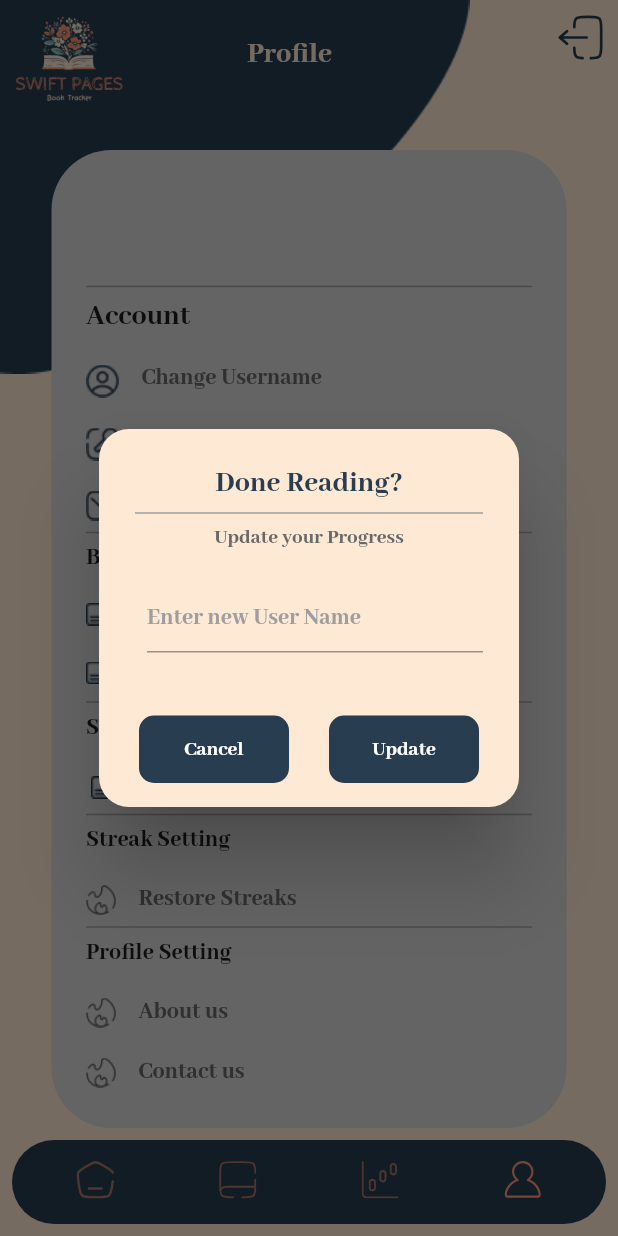
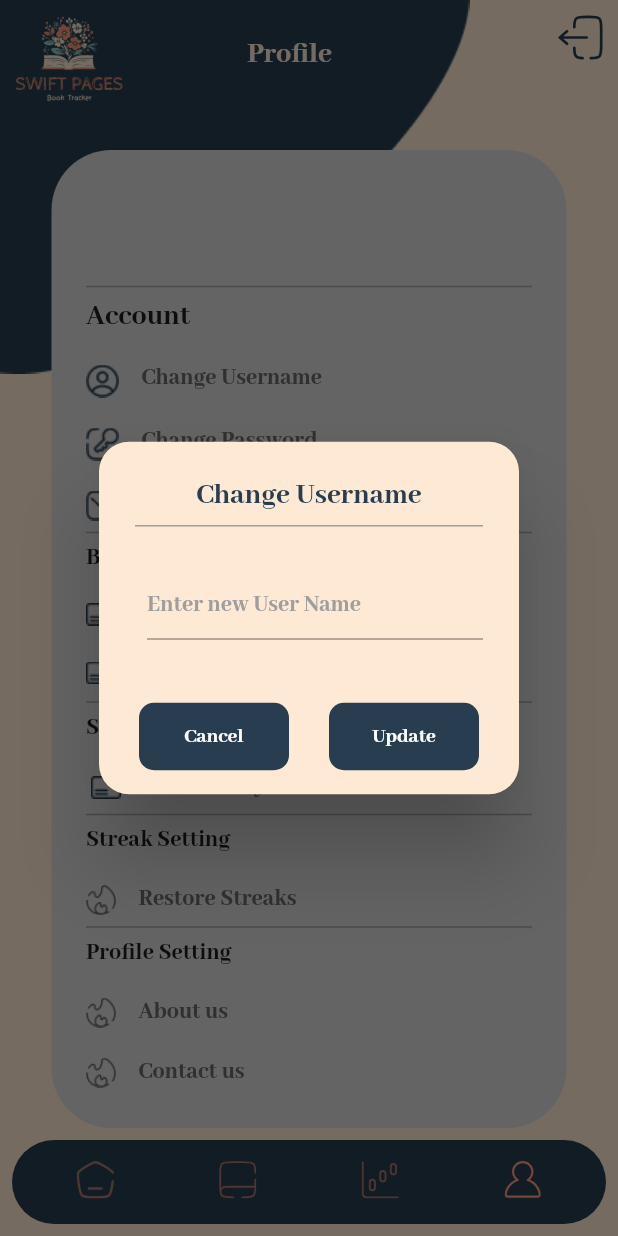
Before and after one commit to puzanadhikari/SwiftPages, a Flutter app: the MainPage screen opened directly, item 4 of the bottom bar chosen, after a tap on "Change Username", on a phone screen of 412 x 824 dp. Run offline on Flutter 3.47's test engine with Material 2 defaults, Android fonts, the phone set to English and light mode, and no system bars; drawn by our look-alikes of floating_bottom_navigation_bar; our stand-ins replace cached_network_image, carousel_slider, cloud_firestore, dots_indicator, firebase_auth, firebase_core and 11 more; missing offline and left inert: tutorial_coach_mark; accounts and stored records are empty; network calls fail.

Commit message:
minor changes

```diff
--- a/lib/ui/mainPage.dart
+++ b/lib/ui/mainPage.dart
@@ -7,6 +7,7 @@ import 'package:floating_bottom_navigation_bar/floating_bottom_navigation_bar.da
 import 'package:flutter/material.dart';
 import 'package:flutter_rating_bar/flutter_rating_bar.dart';
 import 'package:flutter_svg/svg.dart';
+import 'package:fluttertoast/fluttertoast.dart';
 import 'package:swiftpages/ui/homePage.dart';
 import 'package:swiftpages/ui/myBooks.dart';
 import 'package:swiftpages/ui/profilePage.dart';
@@ -112,11 +113,31 @@ class _MainPageState extends State<MainPage> {
           duration: Duration(milliseconds: 500), curve: Curves.easeInOut);
     });
   }
-
+  DateTime? currentBackPressTime;
 
   @override
   Widget build(BuildContext context) {
-    return Scaffold(
+    return WillPopScope(
+      onWillPop: () async {
+        final now = DateTime.now();
+        if (currentBackPressTime == null ||
+            now.difference(currentBackPressTime!) > Duration(seconds: 2)) {
+          currentBackPressTime = now;
+          Fluttertoast.showToast(msg: 'Press back again to exit',backgroundColor: Color(0xFFFF997A),gravity: ToastGravity.BOTTOM,textColor: Color(0xff283E50));
+        //   ScaffoldMessenger.of(context).showSnackBar(
+        //     SnackBar(
+        //       // width: MediaQuery.of(context).size.width,
+        //       content: Text('Press back again to exit'),
+        //       duration: Duration(seconds: 2),
+        // padding: EdgeInsets.all(20),
+        //
+        //     ),
+        //   );
+          return false;
+        }
+        return true;
+      },
+      child: Scaffold(
         backgroundColor: Color(0xFFFEEAD4),
         body: PageView(
           controller: _pageController,
@@ -179,6 +200,7 @@ class _MainPageState extends State<MainPage> {
             // ),
           ],
         ),
+      ),
     );
   }
 }
--- a/lib/ui/profilePage.dart
+++ b/lib/ui/profilePage.dart
@@ -80,6 +80,8 @@ class _ProfilePageState extends State<ProfilePage> {
       print("Error during logout: $e");
     }
   }
+
+
 
 
   Future<void> _changeGoal(bool reduce) async {
@@ -131,6 +133,11 @@ class _ProfilePageState extends State<ProfilePage> {
         // Handle the error (e.g., show an error message)
       }
   }
+
+
+
+
+
   Future<void> _sendPasswordResetEmail() async {
     try {
       await FirebaseAuth.instance.sendPasswordResetEmail(
@@ -1009,19 +1016,12 @@ class _CustomAlertDialogState extends State<CustomAlertDialog> {
       title: Column(
         children: [
           Text(
-            'Done Reading?',
+            'Change Username',
             style: TextStyle(color: Color(0xff283E50),fontFamily: 'font'),
           ),
           Divider(
             color: Colors.grey,
             thickness: 1,
-          ),
-          Text(
-            'Update your Progress',
-            style: TextStyle(
-                fontSize: 14,
-                color: Color(0xff686868),fontFamily: 'font'
-            ),
           ),
         ],
       ),
```
Also changed, not shown: 5 other files. Lines whose indentation alone changed are shown as unchanged.
